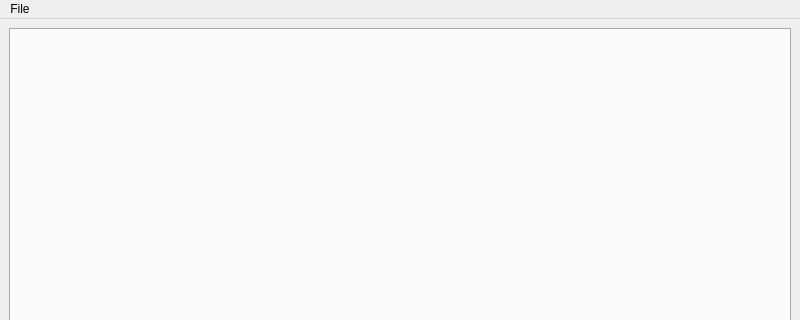
Above: UdpFileTransferServer/mainwindow.ui from serhattural/UDPSocketFileTransfer before the change; both pictures show x 0 to 800 and y 0 to 320 of the 800 by 600 pixel window. Below: the same form after it.
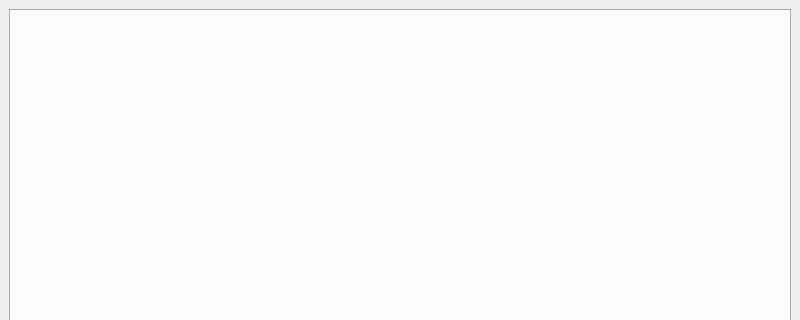
That is the form after the change.

Commit message: file menu removed from server ui

```diff
--- a/UdpFileTransferServer/mainwindow.ui
+++ b/UdpFileTransferServer/mainwindow.ui
@@ -39,13 +39,6 @@
      <height>26</height>
     </rect>
    </property>
-   <widget class="QMenu" name="menuFile">
-    <property name="title">
-     <string>File</string>
-    </property>
-    <addaction name="actionOpen_Image"/>
-   </widget>
-   <addaction name="menuFile"/>
   </widget>
   <widget class="QStatusBar" name="statusbar"/>
   <action name="actionOpen_Image">
```
Left out of the diff: 6 changed lines with no effect on the pictures. The commit also changes 2 other files.
